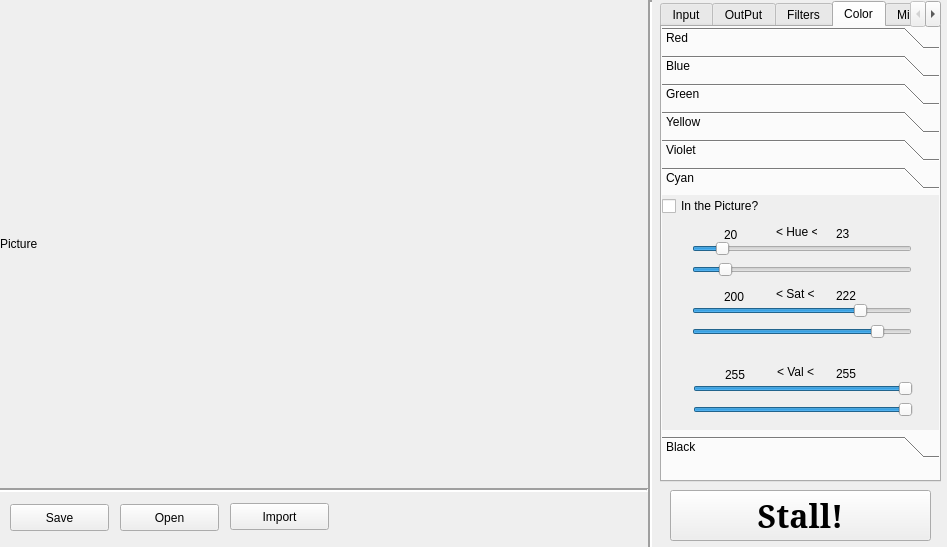
First picture: the form in src/mainwindow.ui, repository MrKarimiD/Shape-Detector-based-on-colors, before the edit.
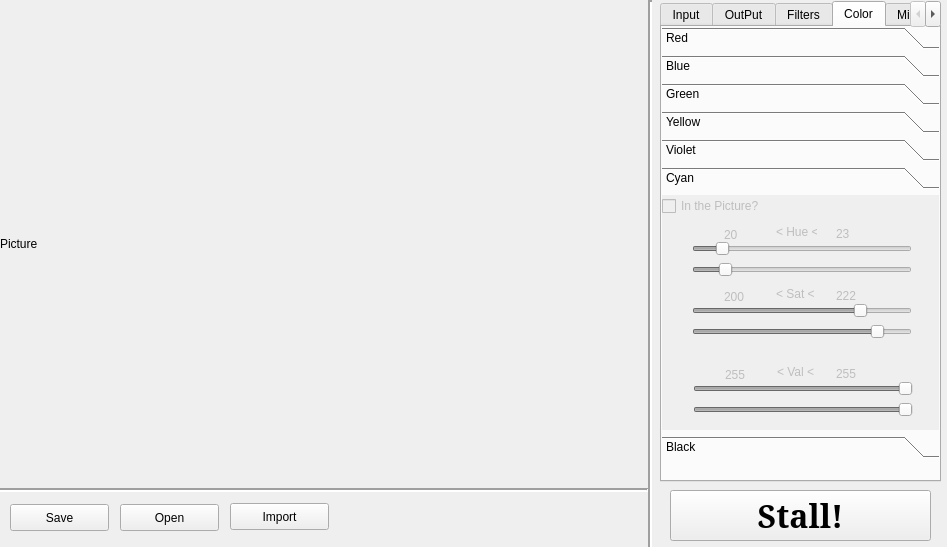
Second picture: the form after the edit. The open tabs and pages were chosen to show the change.

```diff
--- a/src/mainwindow.ui
+++ b/src/mainwindow.ui
@@ -3136,6 +3136,9 @@
         <string>Cyan</string>
        </attribute>
        <widget class="QSlider" name="cyan_min_val_slider">
+        <property name="enabled">
+         <bool>false</bool>
+        </property>
         <property name="geometry">
          <rect>
           <x>31</x>
@@ -3155,6 +3158,9 @@
         </property>
        </widget>
        <widget class="QSlider" name="cyan_max_val_slider">
+        <property name="enabled">
+         <bool>false</bool>
+        </property>
         <property name="geometry">
          <rect>
           <x>31</x>
@@ -3174,6 +3180,9 @@
         </property>
        </widget>
        <widget class="QLabel" name="cyan_val_label">
+        <property name="enabled">
+         <bool>false</bool>
+        </property>
         <property name="geometry">
          <rect>
           <x>115</x>
@@ -3187,6 +3196,9 @@
         </property>
        </widget>
        <widget class="QLabel" name="cyan_min_hue_label">
+        <property name="enabled">
+         <bool>false</bool>
+        </property>
         <property name="geometry">
          <rect>
           <x>62</x>
@@ -3200,6 +3212,9 @@
         </property>
        </widget>
        <widget class="QSlider" name="cyan_max_hue_slider">
+        <property name="enabled">
+         <bool>false</bool>
+        </property>
         <property name="geometry">
          <rect>
           <x>30</x>
@@ -3219,6 +3234,9 @@
         </property>
        </widget>
        <widget class="QLabel" name="cyan_hue_label">
+        <property name="enabled">
+         <bool>false</bool>
+        </property>
         <property name="geometry">
          <rect>
           <x>114</x>
@@ -3232,6 +3250,9 @@
         </property>
        </widget>
        <widget class="QLabel" name="cyan_max_sat_label">
+        <property name="enabled">
+         <bool>false</bool>
+        </property>
         <property name="geometry">
          <rect>
           <x>174</x>
@@ -3245,6 +3266,9 @@
         </property>
        </widget>
        <widget class="QSlider" name="cyan_max_sat_slider">
+        <property name="enabled">
+         <bool>false</bool>
+        </property>
         <property name="geometry">
          <rect>
           <x>30</x>
@@ -3264,6 +3288,9 @@
         </property>
        </widget>
        <widget class="QLabel" name="cyan_min_sat_label">
+        <property name="enabled">
+         <bool>false</bool>
+        </property>
         <property name="geometry">
          <rect>
           <x>62</x>
@@ -3277,6 +3304,9 @@
         </property>
        </widget>
        <widget class="QLabel" name="cyan_sat_label">
+        <property name="enabled">
+         <bool>false</bool>
+        </property>
         <property name="geometry">
          <rect>
           <x>114</x>
@@ -3290,6 +3320,9 @@
         </property>
        </widget>
        <widget class="QLabel" name="cyan_max_hue_label">
+        <property name="enabled">
+         <bool>false</bool>
+        </property>
         <property name="geometry">
          <rect>
           <x>174</x>
@@ -3303,6 +3336,9 @@
         </property>
        </widget>
        <widget class="QLabel" name="cyan_max_val_label">
+        <property name="enabled">
+         <bool>false</bool>
+        </property>
         <property name="geometry">
          <rect>
           <x>174</x>
@@ -3316,6 +3352,9 @@
         </property>
        </widget>
        <widget class="QSlider" name="cyan_min_sat_slider">
+        <property name="enabled">
+         <bool>false</bool>
+        </property>
         <property name="geometry">
          <rect>
           <x>30</x>
@@ -3335,6 +3374,9 @@
         </property>
        </widget>
        <widget class="QLabel" name="cyan_min_val_label">
+        <property name="enabled">
+         <bool>false</bool>
+        </property>
         <property name="geometry">
          <rect>
           <x>63</x>
@@ -3348,6 +3390,9 @@
         </property>
        </widget>
        <widget class="QSlider" name="cyan_min_hue_slider">
+        <property name="enabled">
+         <bool>false</bool>
+        </property>
         <property name="geometry">
          <rect>
           <x>30</x>
@@ -3367,6 +3412,9 @@
         </property>
        </widget>
        <widget class="QCheckBox" name="use_cyan_checkBox">
+        <property name="enabled">
+         <bool>false</bool>
+        </property>
         <property name="geometry">
          <rect>
           <x>0</x>
```
Left out of the diff: 20 changed lines with no effect on the pictures.
